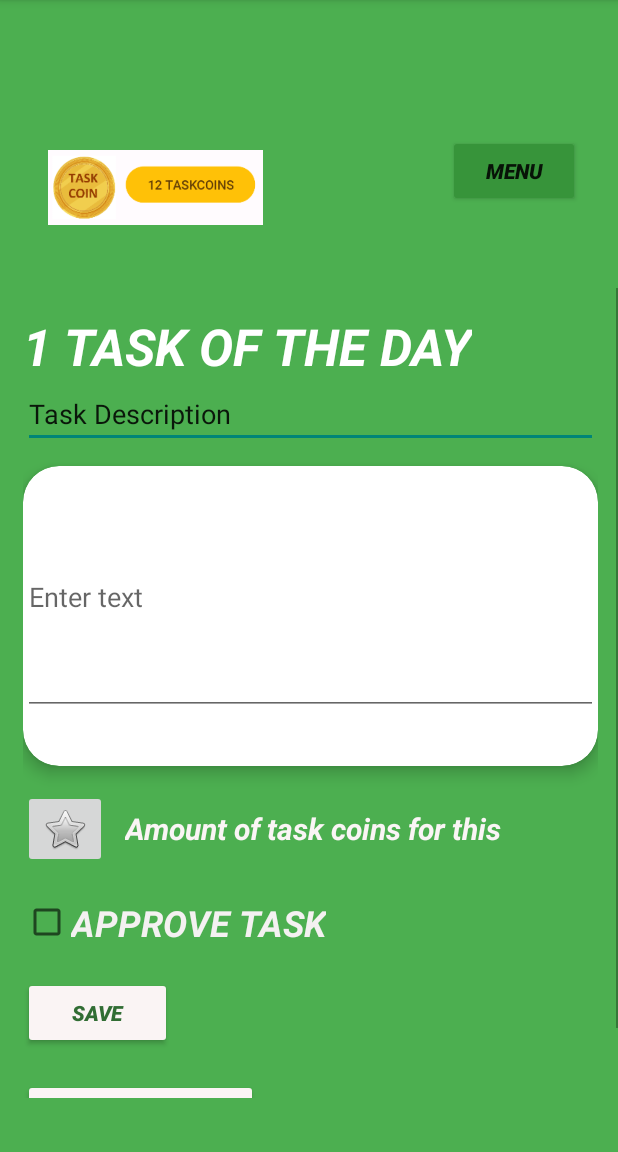
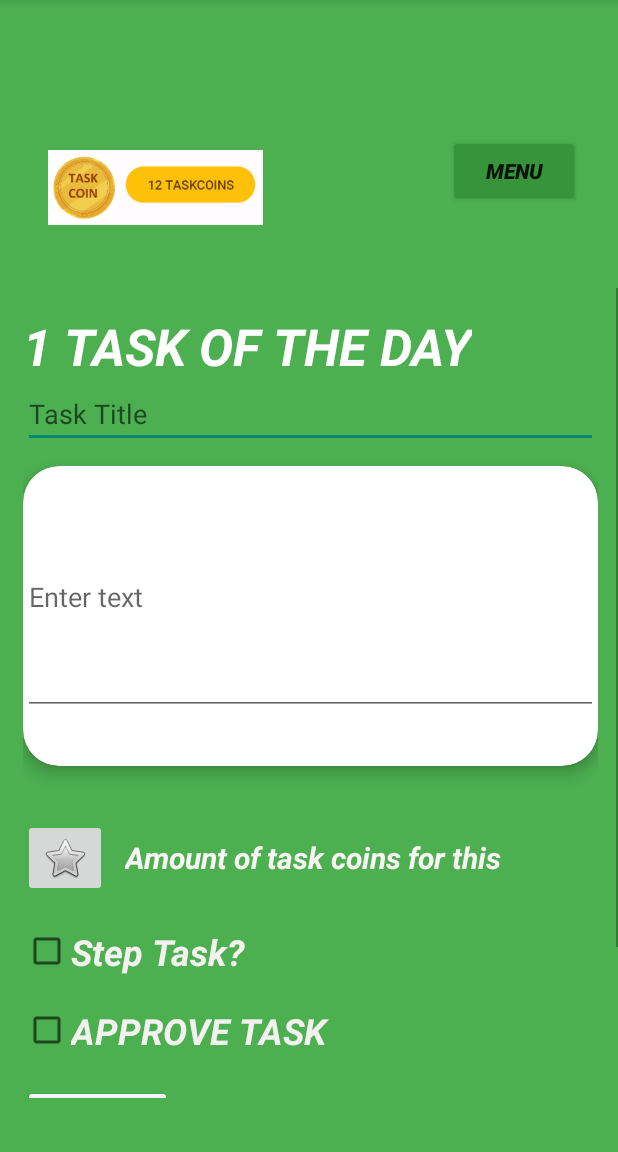
Before and after one commit to MaksymTsyhypalo/MobileSystems, an Android app: the ScrollTaskActivity screen opened directly, with no data from a screen before it, on a phone screen of 412 x 824 dp, the part 84-1236 px from its top. Run offline under Robolectric (Android 15) with nearby library versions, the phone set to English and light mode, and no system bars.

Commit message:
Fixed task activities bugs, added step counter task type, started statistics

```diff
--- a/Assistant/app/build.gradle.kts
+++ b/Assistant/app/build.gradle.kts
@@ -52,4 +52,5 @@ dependencies {
     testImplementation(libs.junit)
     androidTestImplementation(libs.androidx.junit)
     androidTestImplementation(libs.androidx.espresso.core)
+    implementation("com.github.PhilJay:MPAndroidChart:v3.1.0")
 }
--- a/Assistant/app/src/main/AndroidManifest.xml
+++ b/Assistant/app/src/main/AndroidManifest.xml
@@ -1,6 +1,7 @@
 <?xml version="1.0" encoding="utf-8"?>
 <manifest xmlns:android="http://schemas.android.com/apk/res/android">
 
+    <uses-permission android:name="android.permission.ACTIVITY_RECOGNITION"/>
     <application
         android:allowBackup="true"
         android:dataExtractionRules="@xml/data_extraction_rules"
@@ -31,4 +32,5 @@
 
     </application>
 
+
 </manifest>
--- a/Assistant/app/src/main/java/com/example/assistant/ScrollTaskActivity.kt
+++ b/Assistant/app/src/main/java/com/example/assistant/ScrollTaskActivity.kt
@@ -1,21 +1,37 @@
 package com.example.assistant
 
+import android.content.Context.MODE_PRIVATE
 import android.content.Intent
+import android.content.SharedPreferences
+import android.content.pm.PackageManager
+import android.hardware.Sensor
+import android.hardware.SensorManager
+import android.hardware.SensorEvent
+import android.hardware.SensorEventListener
+import android.os.Build
 import android.os.Bundle
 import android.widget.Button
 import android.widget.CheckBox
 import android.widget.EditText
+import android.widget.TextView
+import android.widget.Toast
 import androidx.appcompat.app.AppCompatActivity
-import java.io.File
-import android.widget.Toast;
-import kotlin.text.indexOf
-import kotlin.text.substring
+import androidx.core.content.edit
 
 private val items = mutableListOf<String>() // co widzisz na liście
 private val ids   = mutableListOf<Int>()    // równoległe ID do usuwania
+private var stepcount = 0
 
-class ScrollTaskActivity : AppCompatActivity() {
+
+class ScrollTaskActivity : AppCompatActivity(), SensorEventListener {
     private lateinit var db: DBHelper
+    private lateinit var sensorManager: SensorManager
+    private var stepSensor: Sensor? = null
+    private var running = false
+    private var totalSteps = 0f
+    private var previousTotalSteps = 0f
+    var currentSteps = 0
+
 
     override fun onCreate(savedInstanceState: Bundle?) {
         db = DBHelper(this)
@@ -23,47 +39,133 @@ class ScrollTaskActivity : AppCompatActivity() {
         super.onCreate(savedInstanceState)
         setContentView(R.layout.scroll_task)
 
+        if (Build.VERSION.SDK_INT >= Build.VERSION_CODES.Q) {
+            if (checkSelfPermission(android.Manifest.permission.ACTIVITY_RECOGNITION) != PackageManager.PERMISSION_GRANTED) {
+                requestPermissions(arrayOf(android.Manifest.permission.ACTIVITY_RECOGNITION), 100)
+            }
+        }
+
+        sensorManager = getSystemService(SENSOR_SERVICE) as SensorManager
+        stepSensor = sensorManager.getDefaultSensor(Sensor.TYPE_STEP_COUNTER)
+
+        if (stepSensor == null) {
+            Toast.makeText(this, "No Step Counter Sensor found!", Toast.LENGTH_LONG).show()
+        }
+
+        loadData()
+
+        val ErrorText = findViewById<TextView>(R.id.ErrorView)
+
         val taskTitle = intent.getStringExtra("Task_Title")
         val taskDesc = intent.getStringExtra("Task_Description")
-
-        /*val filed = File(filesDir, "descriptions.json");
-        if(!filed.exists()){
-            filed.createNewFile();
-        }
-        val file = File(filesDir, "data.json");
-        if(!file.exists()){
-            file.createNewFile();
-        }*/
         val etext = findViewById<EditText>(R.id.edit1);
         val dtext = findViewById<EditText>(R.id.edittextdesc);
 
-        //var Ostringd: String = filed.readText(Charsets.UTF_8);
-        //var Ostringx: String = file.readText(Charsets.UTF_8);
         if (taskTitle != null){
-        etext.setText(taskTitle);}
-        if (taskDesc != null){dtext.setText(taskDesc);}
+            dtext.setText(taskTitle);}
+        if (taskDesc != null){etext.setText(taskDesc);}
 
         val intent1 = Intent(this, ScrollDayActivity::class.java)
         intent1.putExtra("Task_Title", taskTitle)
         intent1.putExtra("Task_Description", taskDesc)
 
 
-
         findViewById<Button>(R.id.btn_menu).setOnClickListener {
             startActivity(Intent(this, MenuActivity::class.java))
         }
-        findViewById<CheckBox>(R.id.checkBox).setOnClickListener { }
-        //var button = findViewById<Button>(R.id.button2);
+        var mainCheckBoxvar = findViewById<CheckBox>(R.id.checkBox4)
+        findViewById<CheckBox>(R.id.checkBox4).setOnClickListener { }
+
+        var checkBoxvar = findViewById<CheckBox>(R.id.checkBox)
+        findViewById<CheckBox>(R.id.checkBox).setOnClickListener{
+
+            if(checkBoxvar.isChecked() == true){
+                try{
+                    val usersteps: Int
+                    if (taskDesc.isNullOrEmpty()) {
+                        ErrorText.setText("Number of steps is missing.")
+                        checkBoxvar.isChecked = false
+                        return@setOnClickListener
+                    }
+                    usersteps = taskDesc.toInt()
+                    dtext.setText("$currentSteps / $usersteps steps taken")
+
+                    if(usersteps <= currentSteps){
+                        mainCheckBoxvar.isChecked = true
+                        Toast.makeText(this, "Task finished!", Toast.LENGTH_LONG).show()
+                    }
+                }
+                catch (n: NumberFormatException){
+                    ErrorText.setText("No correct number was entered. Try again!")
+                    checkBoxvar.isChecked = false
+                }
+            }
+        }
+
         findViewById<Button>(R.id.button2).setOnClickListener {
-
-            /*var Stringd: String = dtext.getText().toString();
-            val Stringx: String = etext.getText().toString();
-
-            filed.writeText(Stringd + "\n", Charsets.UTF_8);
-            file.writeText(Stringx + "\n", Charsets.UTF_8);*/
             Toast.makeText(this@ScrollTaskActivity, "Saved", Toast.LENGTH_SHORT).show()
             startActivity(Intent(this, ScrollDayActivity::class.java))
         }
 
     }
+    override fun onStart() {
+        super.onStart()
+        registerSensor()
+    }
+
+    override fun onStop() {
+        super.onStop()
+        sensorManager.unregisterListener(this)
+    }
+
+    private fun registerSensor() {
+        if (stepSensor != null) {
+            sensorManager.registerListener(this, stepSensor, SensorManager.SENSOR_DELAY_UI)
+        }
+    }
+
+    override fun onAccuracyChanged(sensor: Sensor?, accuracy: Int) {
+
+    }
+
+    override fun onSensorChanged(event: SensorEvent?) {
+        if (event == null) return
+
+        // update step count
+        if (running) {
+            totalSteps = event.values[0]
+            currentSteps = (totalSteps - previousTotalSteps).toInt()
+        }
+    }
+
+    override fun onResume() {
+        super.onResume()
+        running = true
+        registerSensor()
+    }
+
+    override fun onPause() {
+        super.onPause()
+        running = false
+    }
+
+    private fun resetSteps() {
+            previousTotalSteps = totalSteps
+            saveData()
+            true
+        }
+
+    private fun saveData() {
+        val sharedPreferences = getSharedPreferences("myPrefs", MODE_PRIVATE)
+        sharedPreferences.edit {
+            putFloat("key1", previousTotalSteps)
+        }
+    }
+
+    // load step count
+    private fun loadData() {
+        val sharedPreferences = getSharedPreferences("myPrefs", MODE_PRIVATE)
+        previousTotalSteps = sharedPreferences.getFloat("key1", 0f)
+    }
+
 }
--- a/Assistant/app/src/main/res/layout/scroll_task.xml
+++ b/Assistant/app/src/main/res/layout/scroll_task.xml
@@ -57,8 +57,8 @@
                 android:layout_width="match_parent"
                 android:layout_height="wrap_content"
                 android:ems="10"
-                android:inputType="text"
-                android:text="Task Description" />
+                android:hint="Task Title"
+                android:inputType="text" />
 
             <androidx.cardview.widget.CardView
                 android:layout_width="match_parent"
@@ -80,6 +80,11 @@
                         android:inputType="text" />
                 </com.google.android.material.textfield.TextInputLayout>
             </androidx.cardview.widget.CardView>
+
+            <TextView
+                android:id="@+id/ErrorView"
+                android:layout_width="match_parent"
+                android:layout_height="wrap_content" />
 
             <LinearLayout
                 android:layout_width="match_parent"
@@ -108,7 +113,17 @@
 
             <CheckBox
                 android:id="@+id/checkBox"
-                android:layout_width="wrap_content"
+                android:layout_width="374dp"
+                android:layout_height="wrap_content"
+                android:layout_marginTop="20dp"
+                android:text="Step Task?"
+                android:textColor="#F4F1F1"
+                android:textSize="24sp"
+                android:textStyle="bold|italic" />
+
+            <CheckBox
+                android:id="@+id/checkBox4"
+                android:layout_width="match_parent"
                 android:layout_height="wrap_content"
                 android:layout_marginTop="20dp"
                 android:text="APPROVE TASK"
--- a/Assistant/gradle/libs.versions.toml
+++ b/Assistant/gradle/libs.versions.toml
@@ -1,5 +1,5 @@
 [versions]
-agp = "8.13.0"
+agp = "8.13.1"
 kotlin = "2.0.21"
 coreKtx = "1.10.1"
 junit = "4.13.2"
--- a/Assistant/settings.gradle.kts
+++ b/Assistant/settings.gradle.kts
@@ -16,6 +16,7 @@ dependencyResolutionManagement {
     repositories {
         google()
         mavenCentral()
+        maven { url = uri("https://jitpack.io") }
     }
 }
 
```
Also changed, not shown: Assistant/app/src/main/java/com/example/assistant/ScrollDayActivity.kt (+9 -16 lines), Assistant/app/src/main/java/com/example/assistant/StatisticsActivity.kt (added, +23 -0 lines), Assistant/app/src/main/res/layout/menu_layout.xml (+8 -0 lines), Assistant/app/src/main/res/layout/statistics.xml (added, +11 -0 lines).
